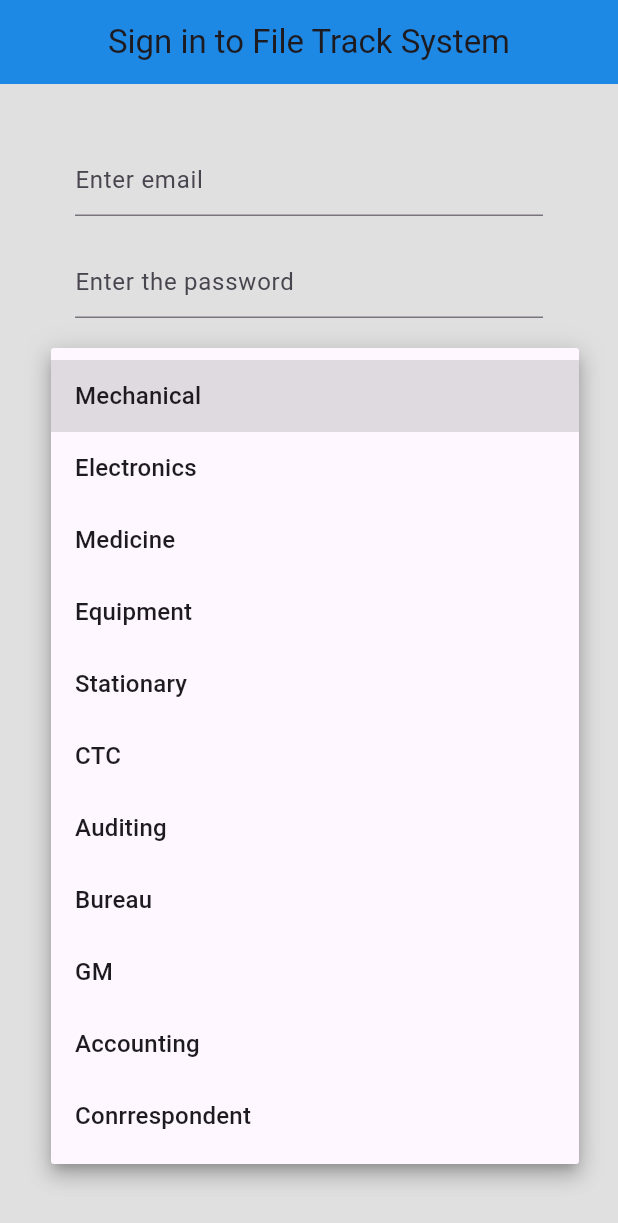
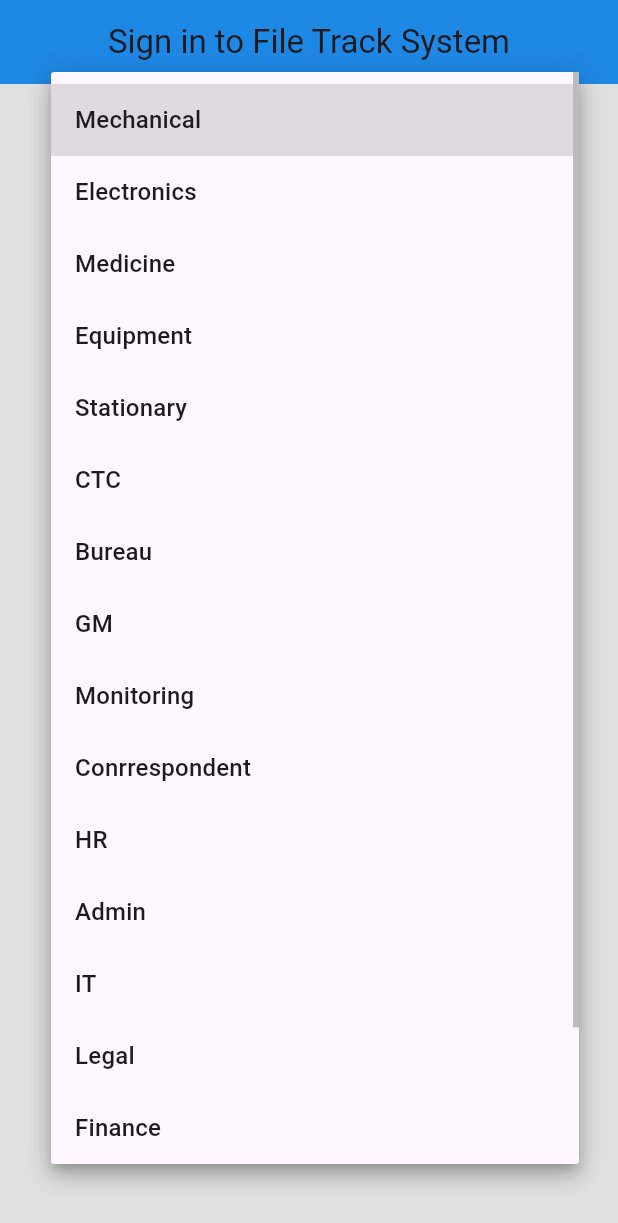
Before and after one commit to hishamjahmani/file_observer, a Flutter app: the screen it shows after launch, after a tap on "Enter User Section", on a phone screen of 412 x 824 dp. Shown: the top 1223 px of the screen. Run offline on Flutter 3.47's test engine with Material 3 defaults, Android fonts, the phone set to English and light mode, and no system bars; drawn by our look-alikes of toastification; our stand-ins replace cloud_firestore, firebase_auth, firebase_core; missing offline and left inert: flutter_beep, mobile_scanner, qr_scanner_overlay; accounts and stored records are empty.

Commit message:
with windows version

```diff
--- a/lib/main.dart
+++ b/lib/main.dart
@@ -4,6 +4,7 @@ import 'package:toastification/toastification.dart';
 
 void main() async {
   WidgetsFlutterBinding.ensureInitialized();
+
   runApp(const ToastificationWrapper(
     child: MaterialApp(
       home: MyApp(),
--- a/lib/screens/authenticate/initialize.dart
+++ b/lib/screens/authenticate/initialize.dart
@@ -20,12 +20,12 @@ class Initialize extends StatefulWidget {
 class _InitializeState extends State<Initialize> {
   // Create the initialization Future outside of `build`:
   final Future<FirebaseApp> _initialization = Firebase.initializeApp(
-    /*options: const FirebaseOptions(
+    options: const FirebaseOptions(
     apiKey: "AIzaSyCA2Vqjvxcj9YT9IcXTh81LzPuRIHslnZM",
     appId: "1:38258509079:web:136b6ab6be68847a1d6352",
     messagingSenderId: "38258509079",
     projectId: "flutterscanner-830ad",
-  )*/
+  )
   );
 
   AppUser initUser = AppUser(
--- a/lib/screens/home_page.dart
+++ b/lib/screens/home_page.dart
@@ -182,7 +182,7 @@ class _HomePageState extends State<HomePage> {
                   const SizedBox(
                     height: 10.0,
                   ), // ElevatedButton(onPressed: ()=> print('${tLog[0].currentTime} \n ${tLog[0].tenderNumber}'), child: const Text('get')),
-                  Padding(
+                 /* Padding(
                     padding:
                         const EdgeInsets.symmetric(horizontal: 20, vertical: 0),
                     child: TextFormField(
@@ -212,7 +212,7 @@ class _HomePageState extends State<HomePage> {
                   ),
                   const SizedBox(
                     height: 10,
-                  ),
+                  ),*/
                   Padding(
                     padding:
                         const EdgeInsets.symmetric(horizontal: 20, vertical: 0),
--- a/lib/shared/constants.dart
+++ b/lib/shared/constants.dart
@@ -17,4 +17,4 @@ var sendButtonColor = Colors.red.shade100;
 var receiveButtonColor = Colors.green.shade100;
 
 List<String> sectionsList = <String> ['Mechanical', 'Electronics', 'Medicine', 'Equipment', 'Stationary', 'CTC',
-'Auditing', 'Bureau', 'GM', 'Accounting', 'Conrrespondent'];
+'Bureau', 'GM', 'Monitoring', 'Conrrespondent', 'HR', 'Admin', 'IT', 'Legal', 'Finance','TA','MA' 'Inventory'];
--- a/lib/shared/section_grid_view.dart
+++ b/lib/shared/section_grid_view.dart
@@ -48,7 +48,7 @@ class SectionsGridView extends StatelessWidget {
                         )));
               },
               onLongPress: () async {
-                final logFilter= sections[index]!.substring(0, 2).toLowerCase();
+                final logFilter= sections[index]!.substring(0, 2).toUpperCase();
                 final List<TenderLog> sectionTendersLog = tendersLog
                     .where((element) => element.tenderNumber!.contains(logFilter)).toList();
 
```
Also changed, not shown: 1 other file.
